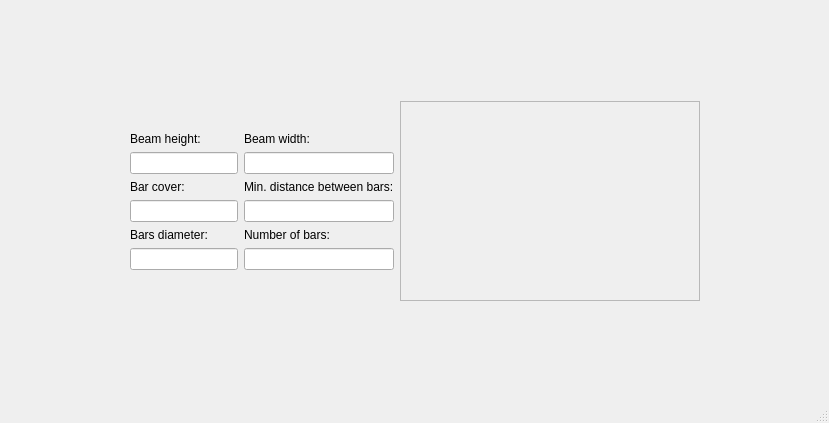
This is Exercises/MyIdeas/5 - RysujBelke/drawBeam.ui in michalkowal66/ShrineChecker as Qt 5 draws it before an edit. The edited form follows.
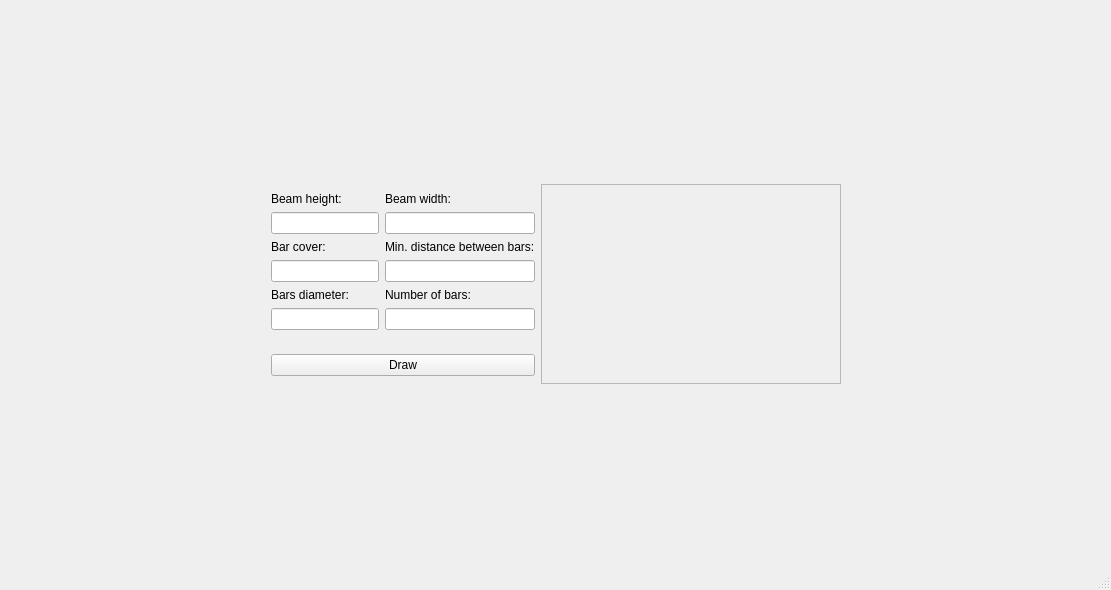
This is the edited form.

The edit to the form file:
```diff
--- a/Exercises/MyIdeas/5 - RysujBelke/drawBeam.ui
+++ b/Exercises/MyIdeas/5 - RysujBelke/drawBeam.ui
@@ -6,8 +6,8 @@
    <rect>
     <x>0</x>
     <y>0</y>
-    <width>829</width>
-    <height>423</height>
+    <width>1111</width>
+    <height>590</height>
    </rect>
   </property>
   <property name="windowTitle">
@@ -140,6 +140,26 @@
             <property name="sizeHint" stdset="0">
              <size>
               <width>20</width>
+              <height>18</height>
+             </size>
+            </property>
+           </spacer>
+          </item>
+          <item>
+           <widget class="QPushButton" name="drawBtn">
+            <property name="text">
+             <string>Draw</string>
+            </property>
+           </widget>
+          </item>
+          <item>
+           <spacer name="verticalSpacer_5">
+            <property name="orientation">
+             <enum>Qt::Vertical</enum>
+            </property>
+            <property name="sizeHint" stdset="0">
+             <size>
+              <width>20</width>
               <height>40</height>
              </size>
             </property>
```
Left out of the diff: 2 changed lines with no effect on the pictures.
